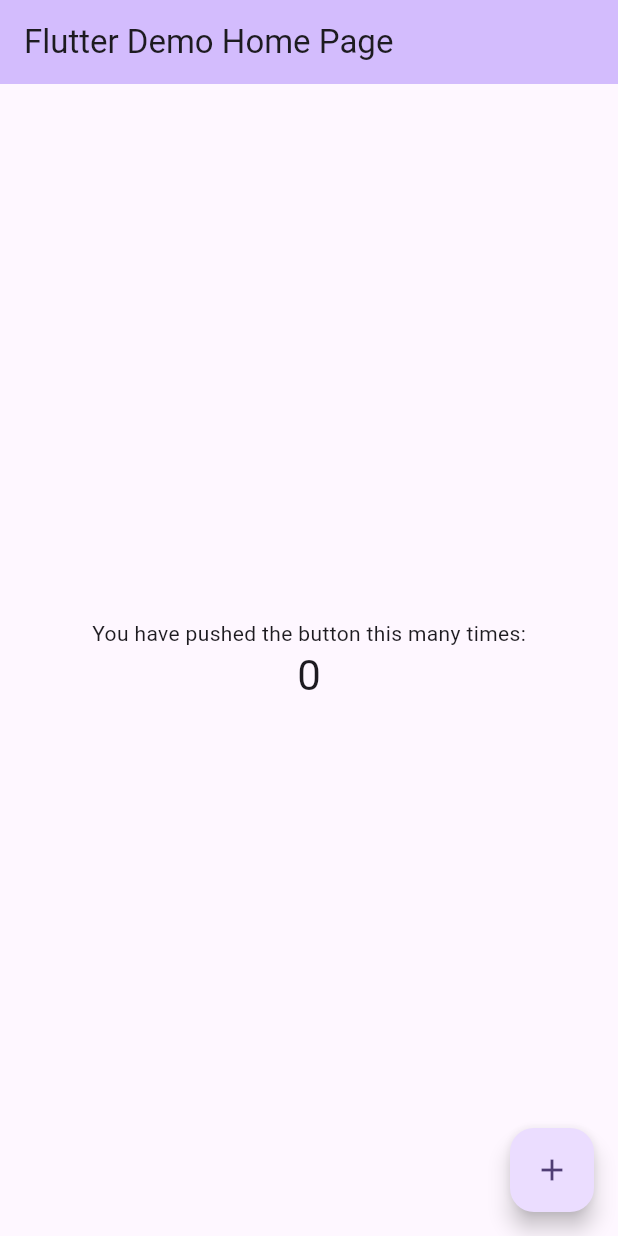
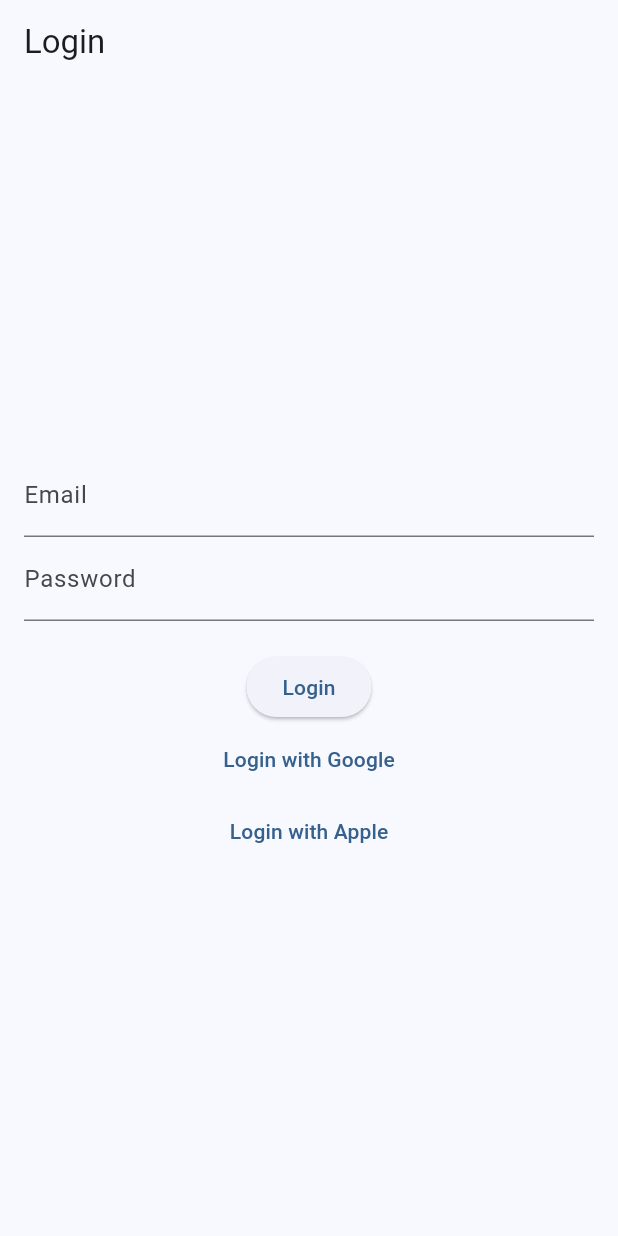
Before and after one commit to Lionhunt3r/staccato, a Flutter app: the screen it shows after launch, on a phone screen of 412 x 824 dp. Run offline on Flutter 3.47's test engine with Material 3 defaults, Android fonts, the phone set to English and light mode, and no system bars; our stand-ins replace flutter_dotenv, supabase_flutter; accounts and stored records are empty.

Commit message:
Add login screen with email/password authentication and prepare for social login

```diff
--- a/lib/main.dart
+++ b/lib/main.dart
@@ -1,122 +1,104 @@
 import 'package:flutter/material.dart';
+import 'package:provider/provider.dart';
+import 'screens/login_page.dart';
+import 'screens/home_page.dart';
+import 'services/supabase_service.dart';
+import 'providers/auth_provider.dart';
 
-void main() {
+void main() async {
+  WidgetsFlutterBinding.ensureInitialized();
+
+  // Initialize Supabase
+  try {
+    await SupabaseService.init();
+  } catch (e) {
+    print('Error initializing Supabase: $e');
+  }
+
   runApp(const MyApp());
 }
 
 class MyApp extends StatelessWidget {
   const MyApp({super.key});
 
-  // This widget is the root of your application.
   @override
   Widget build(BuildContext context) {
-    return MaterialApp(
-      title: 'Flutter Demo',
-      theme: ThemeData(
-        // This is the theme of your application.
-        //
-        // TRY THIS: Try running your application with "flutter run". You'll see
-        // the application has a purple toolbar. Then, without quitting the app,
-        // try changing the seedColor in the colorScheme below to Colors.green
-        // and then invoke "hot reload" (save your changes or press the "hot
-        // reload" button in a Flutter-supported IDE, or press "r" if you used
-        // the command line to start the app).
-        //
-        // Notice that the counter didn't reset back to zero; the application
-        // state is not lost during the reload. To reset the state, use hot
-        // restart instead.
-        //
-        // This works for code too, not just values: Most code changes can be
-        // tested with just a hot reload.
-        colorScheme: ColorScheme.fromSeed(seedColor: Colors.deepPurple),
+    return MultiProvider(
+      providers: [
+        ChangeNotifierProvider(create: (_) => AuthProvider()),
+      ],
+      child: MaterialApp(
+        title: 'Staccato - Dirigentenschule',
+        theme: ThemeData(
+          colorScheme: ColorScheme.fromSeed(seedColor: Colors.blue),
+          useMaterial3: true,
+        ),
+        initialRoute: '/splash',
+        routes: {
+          '/splash': (context) => const SplashScreen(),
+          '/login': (context) => const LoginPage(),
+          '/home': (context) => const HomePage(),
+        },
       ),
-      home: const MyHomePage(title: 'Flutter Demo Home Page'),
     );
   }
 }
 
-class MyHomePage extends StatefulWidget {
-  const MyHomePage({super.key, required this.title});
-
-  // This widget is the home page of your application. It is stateful, meaning
-  // that it has a State object (defined below) that contains fields that affect
-  // how it looks.
-
-  // This class is the configuration for the state. It holds the values (in this
-  // case the title) provided by the parent (in this case the App widget) and
-  // used by the build method of the State. Fields in a Widget subclass are
-  // always marked "final".
-
-  final String title;
+class SplashScreen extends StatefulWidget {
+  const SplashScreen({super.key});
 
   @override
-  State<MyHomePage> createState() => _MyHomePageState();
+  _SplashScreenState createState() => _SplashScreenState();
 }
 
-class _MyHomePageState extends State<MyHomePage> {
-  int _counter = 0;
+class _SplashScreenState extends State<SplashScreen> {
+  @override
+  void initState() {
+    super.initState();
+    _checkAuthStatus();
+  }
 
-  void _incrementCounter() {
-    setState(() {
-      // This call to setState tells the Flutter framework that something has
-      // changed in this State, which causes it to rerun the build method below
-      // so that the display can reflect the updated values. If we changed
-      // _counter without calling setState(), then the build method would not be
-      // called again, and so nothing would appear to happen.
-      _counter++;
-    });
+  Future<void> _checkAuthStatus() async {
+    await Future.delayed(Duration(seconds: 1)); // Short splash delay
+
+    if (SupabaseService.isLoggedIn) {
+      Navigator.pushReplacementNamed(context, '/home');
+    } else {
+      Navigator.pushReplacementNamed(context, '/login');
+    }
   }
 
   @override
   Widget build(BuildContext context) {
-    // This method is rerun every time setState is called, for instance as done
-    // by the _incrementCounter method above.
-    //
-    // The Flutter framework has been optimized to make rerunning build methods
-    // fast, so that you can just rebuild anything that needs updating rather
-    // than having to individually change instances of widgets.
     return Scaffold(
-      appBar: AppBar(
-        // TRY THIS: Try changing the color here to a specific color (to
-        // Colors.amber, perhaps?) and trigger a hot reload to see the AppBar
-        // change color while the other colors stay the same.
-        backgroundColor: Theme.of(context).colorScheme.inversePrimary,
-        // Here we take the value from the MyHomePage object that was created by
-        // the App.build method, and use it to set our appbar title.
-        title: Text(widget.title),
-      ),
       body: Center(
-        // Center is a layout widget. It takes a single child and positions it
-        // in the middle of the parent.
         child: Column(
-          // Column is also a layout widget. It takes a list of children and
-          // arranges them vertically. By default, it sizes itself to fit its
-          // children horizontally, and tries to be as tall as its parent.
-          //
-          // Column has various properties to control how it sizes itself and
-          // how it positions its children. Here we use mainAxisAlignment to
-          // center the children vertically; the main axis here is the vertical
-          // axis because Columns are vertical (the cross axis would be
-          // horizontal).
-          //
-          // TRY THIS: Invoke "debug painting" (choose the "Toggle Debug Paint"
-          // action in the IDE, or press "p" in the console), to see the
-          // wireframe for each widget.
           mainAxisAlignment: MainAxisAlignment.center,
-          children: <Widget>[
-            const Text('You have pushed the button this many times:'),
+          children: [
+            Icon(
+              Icons.music_note,
+              size: 100,
+              color: Colors.blue,
+            ),
+            SizedBox(height: 20),
             Text(
-              '$_counter',
-              style: Theme.of(context).textTheme.headlineMedium,
+              'Staccato',
+              style: Theme.of(context).textTheme.headlineLarge?.copyWith(
+                color: Colors.blue,
+                fontWeight: FontWeight.bold,
+              ),
             ),
+            Text(
+              'Dirigentenschule',
+              style: Theme.of(context).textTheme.titleMedium?.copyWith(
+                color: Colors.grey[600],
+              ),
+            ),
+            SizedBox(height: 40),
+            CircularProgressIndicator(),
           ],
         ),
       ),
-      floatingActionButton: FloatingActionButton(
-        onPressed: _incrementCounter,
-        tooltip: 'Increment',
-        child: const Icon(Icons.add),
-      ), // This trailing comma makes auto-formatting nicer for build methods.
     );
   }
 }
--- /dev/null
+++ b/lib/screens/login_page.dart
@@ -0,0 +1,104 @@
+import 'package:flutter/material.dart';
+import 'package:provider/provider.dart';
+import '../services/supabase_service.dart';
+
+class LoginPage extends StatefulWidget {
+  const LoginPage({super.key});
+
+  @override
+  _LoginPageState createState() => _LoginPageState();
+}
+
+class _LoginPageState extends State<LoginPage> {
+  final _emailController = TextEditingController();
+  final _passwordController = TextEditingController();
+  final _formKey = GlobalKey<FormState>();
+  bool _isLoading = false;
+
+  @override
+  Widget build(BuildContext context) {
+    return Scaffold(
+      appBar: AppBar(
+        title: Text('Login'),
+      ),
+      body: Padding(
+        padding: const EdgeInsets.all(16.0),
+        child: Form(
+          key: _formKey,
+          child: Column(
+            mainAxisAlignment: MainAxisAlignment.center,
+            children: [
+              TextFormField(
+                controller: _emailController,
+                decoration: InputDecoration(labelText: 'Email'),
+                validator: (value) {
+                  if (value == null || value.isEmpty) {
+                    return 'Please enter your email';
+                  }
+                  return null;
+                },
+              ),
+              TextFormField(
+                controller: _passwordController,
+                decoration: InputDecoration(labelText: 'Password'),
+                obscureText: true,
+                validator: (value) {
+                  if (value == null || value.isEmpty) {
+                    return 'Please enter your password';
+                  }
+                  return null;
+                },
+              ),
+              SizedBox(height: 20),
+              _isLoading
+                  ? CircularProgressIndicator()
+                  : ElevatedButton(
+                      onPressed: _login,
+                      child: Text('Login'),
+                    ),
+              TextButton(
+                onPressed: () {
+                  // Prepare for Google login
+                },
+                child: Text('Login with Google'),
+              ),
+              TextButton(
+                onPressed: () {
+                  // Prepare for Apple login
+                },
+                child: Text('Login with Apple'),
+              ),
+            ],
+          ),
+        ),
+      ),
+    );
+  }
+
+  Future<void> _login() async {
+    if (_formKey.currentState?.validate() ?? false) {
+      setState(() => _isLoading = true);
+
+      try {
+        final response = await SupabaseService.signInWithEmail(
+          _emailController.text,
+          _passwordController.text,
+        );
+        final user = response.user;
+        if (user != null) {
+          await Navigator.pushReplacementNamed(context, '/home');
+        } else {
+          ScaffoldMessenger.of(context).showSnackBar(
+            SnackBar(content: Text('Failed to login.')),
+          );
+        }
+      } catch (error) {
+        ScaffoldMessenger.of(context).showSnackBar(
+          SnackBar(content: Text('Failed to login: $error')),
+        );
+      } finally {
+        setState(() => _isLoading = false);
+      }
+    }
+  }
+}
```
Also changed, not shown: lib/screens/home_page.dart (added, +84 -0 lines).
